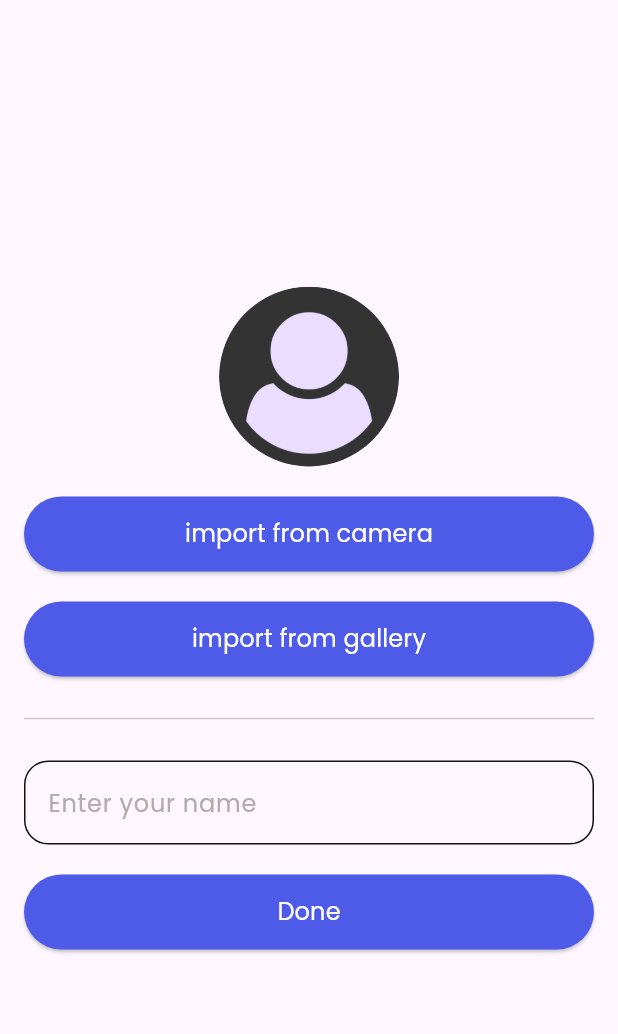
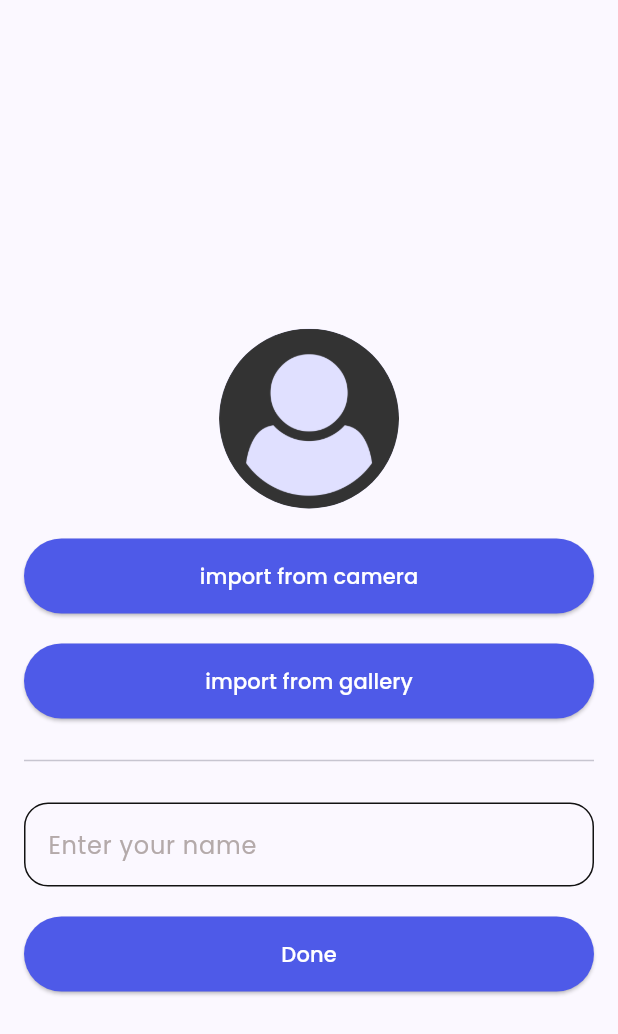
Before and after one commit to mostafa2026-code/taskati, a Flutter app: the screen it shows after launch, on a phone screen of 412 x 824 dp. Shown: the top 1034 px of the screen. Run offline on Flutter 3.47's test engine with Material 3 defaults, Android fonts, the light colour scheme and no system bars; our stand-ins replace date_picker_timeline, gap, hive, hive_flutter, image_picker, lottie; accounts and stored records are empty.

Commit message:
add icon

```diff
--- a/lib/core/services/hive.dart
+++ b/lib/core/services/hive.dart
@@ -8,6 +8,7 @@ class HiveDate {
   final String kName = "name";
   final String kimage = "image";
   final String kisuploaded = "isuploaded";
+  final String kisdark = "isdark";
 
   static initialization() async {
     Hive.registerAdapter<Taskmodel>(TaskmodelAdapter());
@@ -23,10 +24,11 @@ class HiveDate {
     return userbox.get(key);
   }
 
-  static putcompleteuserdata(String name, String image) {
+  static putcompleteuserdata(String name, String image, ) {
     adddatetouserbox(HiveDate().kName, name);
     adddatetouserbox(HiveDate().kimage, image);
     adddatetouserbox(HiveDate().kisuploaded, true);
+
   }
 
   static setuserdata(String newName, String newImage) {
@@ -41,4 +43,9 @@ class HiveDate {
   static Taskmodel? gettaskdata(key) {
     return taskbox.get(key);
   }
+
+  static changetheme() {
+    bool cashedtheme = HiveDate.userbox.get(HiveDate().kisdark) ?? false;
+    HiveDate.userbox.put(HiveDate().kisdark, !cashedtheme);
+  }
 }
--- a/lib/core/utils/theme.dart
+++ b/lib/core/utils/theme.dart
@@ -4,6 +4,10 @@ import 'package:taskaty/core/colors/colors.dart';
 class MyTheme {
   ThemeData lighttheme() {
     return ThemeData(
+      colorScheme: ColorScheme.fromSeed(
+        seedColor: TaColors().blue,
+        onSurface: TaColors().black,
+      ),
       fontFamily: 'Poppins',
       inputDecorationTheme: InputDecorationTheme(
         hintStyle: TextStyle(color: TaColors().grey),
@@ -29,15 +33,22 @@ class MyTheme {
 
   ThemeData darktheme() {
     return ThemeData(
+      appBarTheme: AppBarTheme(
+        backgroundColor: Color(0xff090809),
+        centerTitle: true,
+        actionsIconTheme: IconThemeData(color: TaColors().white),
+      ),
+      colorScheme: ColorScheme.fromSeed(
+        seedColor: TaColors().blue,
+        onSurface: TaColors().white,
+      ),
       scaffoldBackgroundColor: Color(0xff090809),
       fontFamily: 'Poppins',
-      colorScheme: ColorScheme.dark(
-    primary:   Color(0xff2097f3),
-    onSurface: Color(0xff2097f3),
-  ),
       datePickerTheme: DatePickerThemeData(
-        backgroundColor: Color(0xff434243),
-        dayStyle: TextStyle(color: TaColors().white),
+        backgroundColor: Colors.grey.shade900, // الخلفية زي الصورة
+        headerBackgroundColor: Colors.grey.shade800,
+        headerForegroundColor: Colors.white,
+        weekdayStyle: TextStyle(color: Colors.white70),
       ),
       textSelectionTheme: TextSelectionThemeData(),
       timePickerTheme: TimePickerThemeData(
@@ -46,18 +57,14 @@ class MyTheme {
         hourMinuteColor: Colors.white,
         dialBackgroundColor: Color(0xff585859),
         dialHandColor: Color(0xff2097f3),
-        helpTextStyle: TextStyle(color: Color(0xff2097f3) , fontSize: 24),
+        helpTextStyle: TextStyle(color: Color(0xff2097f3), fontSize: 24),
         inputDecorationTheme: InputDecorationTheme(
           focusColor: Color(0xff2097f3),
           prefixIconColor: Color(0xff2097f3),
           suffixIconColor: Color(0xff2097f3),
-
         ),
-        dayPeriodTextColor: Color(0xff2097f3) ,
-        hourMinuteTextColor:Color(0xff2097f3) ,
-
-
-
+        dayPeriodTextColor: Color(0xff2097f3),
+        hourMinuteTextColor: Color(0xff2097f3),
 
         dialTextColor: Colors.white,
         hourMinuteTextStyle: TextStyle(color: Color(0xff2097f3)),
@@ -83,6 +90,28 @@ class MyTheme {
           borderSide: BorderSide(color: TaColors().red, width: 1),
         ),
       ),
+      dialogTheme: DialogThemeData(
+
+    backgroundColor: const Color(0xFF1E1E1E),
+    shape: RoundedRectangleBorder(
+      borderRadius: BorderRadius.circular(16),
+    ),
+    titleTextStyle: const TextStyle(
+      color: Colors.white,
+      fontSize: 18,
+      fontWeight: FontWeight.bold,
+    ),
+    contentTextStyle: const TextStyle(
+      color: Colors.white70,
+      fontSize: 16,
+    ),
+  ),
+  textButtonTheme: TextButtonThemeData(
+    style: TextButton.styleFrom(
+      foregroundColor: Colors.blue[300], // لون الأزرار (OK / Cancel)
+    ),
+  ),
+
     );
   }
 }
--- a/lib/features/addtask/widgets.dart
+++ b/lib/features/addtask/widgets.dart
@@ -17,7 +17,8 @@ class textform extends StatelessWidget {
     this.suffix,
     this.controllor,
     this.readonly,
-    this.ontap, this.validator,
+    this.ontap,
+    this.validator,
   });
 
   @override
@@ -101,7 +102,7 @@ class Mainbuttom extends StatelessWidget {
         minimumSize: Size(width ?? double.infinity, 50),
       ),
       onPressed: ontap,
-      child: Tasktext(title).mednormalwhite(),
+      child: Text(title, style: TextStyle(color: TaColors().white)),
     );
   }
 }
--- a/lib/features/firstscreen/firstscreen.dart
+++ b/lib/features/firstscreen/firstscreen.dart
@@ -29,6 +29,9 @@ class _FirstscreenState extends State<Firstscreen> {
   @override
   Widget build(BuildContext context) {
     return  Scaffold(
+      appBar: AppBar(
+        actions: [],
+      ),
       body: Padding(
         padding: EdgeInsets.all(16),
         child: Column(
@@ -82,7 +85,7 @@ class _FirstscreenState extends State<Firstscreen> {
                 } else if (path.isEmpty && namecontrollor.text.isNotEmpty) {
                   snackbar("please put your image", context);
                 } else if (path.isNotEmpty && namecontrollor.text.isNotEmpty) {
-                  HiveDate.putcompleteuserdata(namecontrollor.text, path);
+                  HiveDate.putcompleteuserdata(namecontrollor.text, path );
                   Navigator.pushReplacement(
                     context,
                     MaterialPageRoute(builder: (context) => Homescreen()),
--- a/lib/main.dart
+++ b/lib/main.dart
@@ -3,8 +3,6 @@ import 'package:hive_flutter/hive_flutter.dart';
 import 'package:taskaty/core/services/hive.dart';
 import 'package:taskaty/core/utils/theme.dart';
 import "package:taskaty/features/splash/splash.dart";
-
-
 
 void main() async {
   await Hive.initFlutter();
@@ -18,11 +16,17 @@ class MainApp extends StatelessWidget {
 
   @override
   Widget build(BuildContext context) {
-    return MaterialApp(
-      themeMode:ThemeMode.light,
-      home: Splash(),
-      theme: MyTheme().lighttheme(),
-      darkTheme: MyTheme().darktheme(),
+    return ValueListenableBuilder(
+      valueListenable: HiveDate.userbox.listenable(),
+      builder: (context, value, child) {
+        bool isdark = value.get(HiveDate().kisdark) ?? false;
+        return MaterialApp(
+          themeMode: isdark ? ThemeMode.dark : ThemeMode.light,
+          home: Splash(),
+          theme: MyTheme().lighttheme(),
+          darkTheme: MyTheme().darktheme(),
+        );
+      },
     );
   }
 }
```
Also changed, not shown: lib/core/colors/colors.dart (+6 -24 lines), lib/features/addtask/taskmodel.dart (added, +40 -0 lines), lib/features/changephoto/chsnagephoto.dart (+8 -2 lines), lib/features/home/homescreen.dart (+51 -7 lines), lib/features/addtask/taskmodel.g.dart (added), 63 other files.
